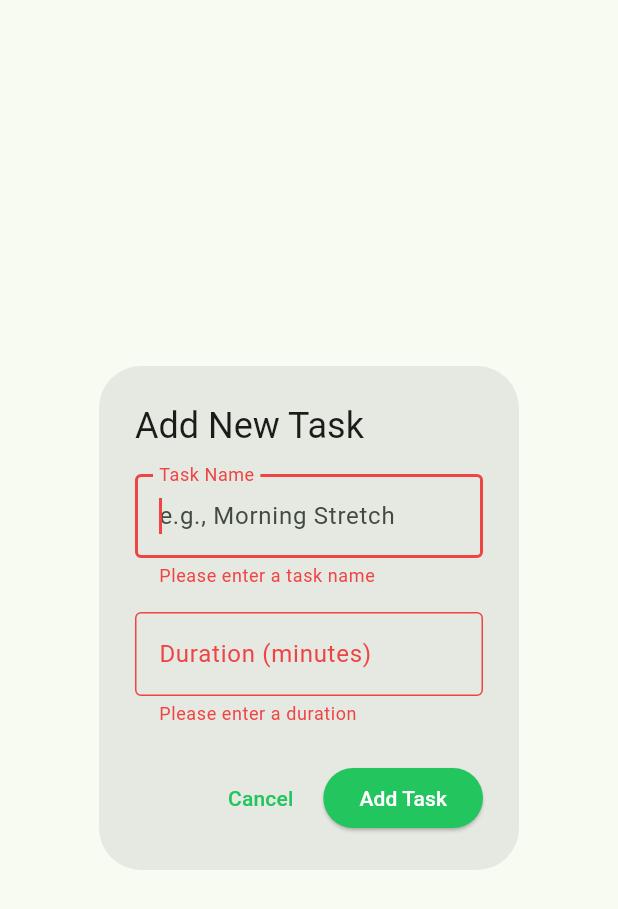
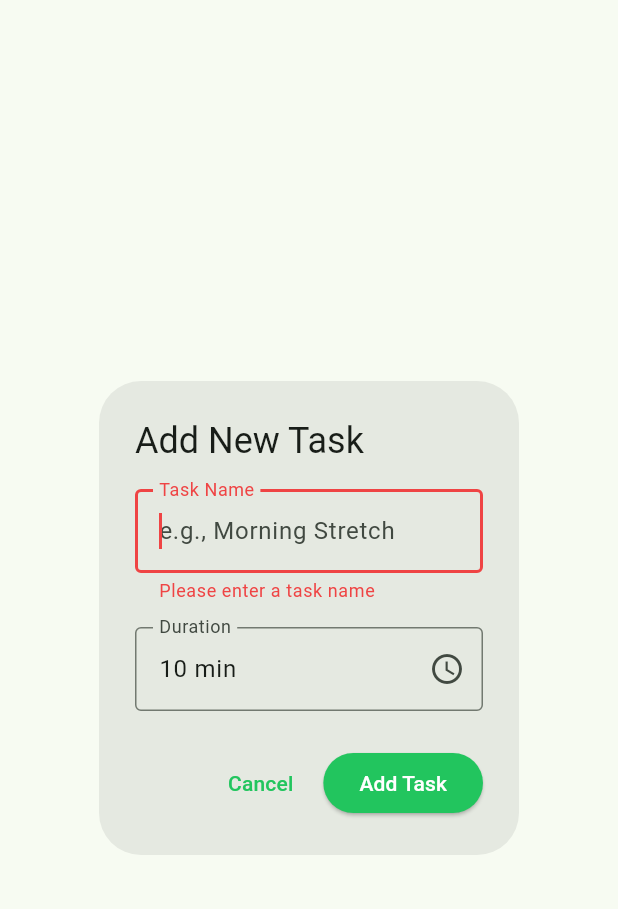
Before and after one commit to tsteward/routine-timer, a Flutter app: the _AddTaskDialog widget shown alone on an empty page, opened directly, after a tap on "Add Task", on a phone screen of 412 x 824 dp. Shown: the top 909 px of the screen. Run offline on Flutter 3.47's test engine with Material 3 defaults, Android fonts, the phone set to English and light mode, and no system bars; our stand-ins replace equatable, flutter_bloc; missing offline and left inert: bloc_dev_tools.

Commit message:
Refactor task duration input to use time picker
Co-authored-by: tsteward0 <tsteward0@gmail.com>

```diff
--- a/lib/src/screens/task_management_screen.dart
+++ b/lib/src/screens/task_management_screen.dart
@@ -397,13 +397,51 @@ class _AddTaskDialog extends StatefulWidget {
 class _AddTaskDialogState extends State<_AddTaskDialog> {
   final _formKey = GlobalKey<FormState>();
   final _nameController = TextEditingController();
-  final _durationController = TextEditingController();
+  TimeOfDay _selectedDuration = const TimeOfDay(hour: 0, minute: 10);
+  String? _durationError;
 
   @override
   void dispose() {
     _nameController.dispose();
-    _durationController.dispose();
     super.dispose();
+  }
+
+  Future<void> _pickDuration() async {
+    final pickedTime = await showTimePicker(
+      context: context,
+      initialTime: _selectedDuration,
+      helpText: 'Select Duration',
+      hourLabelText: 'Hours',
+      minuteLabelText: 'Minutes',
+      builder: (context, child) {
+        return MediaQuery(
+          data: MediaQuery.of(context).copyWith(alwaysUse24HourFormat: true),
+          child: child!,
+        );
+      },
+    );
+
+    if (pickedTime != null) {
+      setState(() {
+        _selectedDuration = pickedTime;
+        _durationError = null;
+      });
+    }
+  }
+
+  String _formatDuration() {
+    final hours = _selectedDuration.hour;
+    final minutes = _selectedDuration.minute;
+    if (hours == 0 && minutes == 0) {
+      return 'Tap to select duration';
+    }
+    if (hours > 0 && minutes > 0) {
+      return '$hours hr $minutes min';
+    } else if (hours > 0) {
+      return '$hours hr';
+    } else {
+      return '$minutes min';
+    }
   }
 
   @override
@@ -433,25 +471,21 @@ class _AddTaskDialogState extends State<_AddTaskDialog> {
               },
             ),
             const SizedBox(height: 16),
-            TextFormField(
-              controller: _durationController,
-              decoration: const InputDecoration(
-                labelText: 'Duration (minutes)',
-                hintText: 'e.g., 10',
-                border: OutlineInputBorder(),
-                suffixText: 'min',
+            InkWell(
+              onTap: _pickDuration,
+              borderRadius: BorderRadius.circular(4),
+              child: InputDecorator(
+                decoration: InputDecoration(
+                  labelText: 'Duration',
+                  border: const OutlineInputBorder(),
+                  errorText: _durationError,
+                  suffixIcon: const Icon(Icons.access_time),
+                ),
+                child: Text(
+                  _formatDuration(),
+                  style: theme.textTheme.bodyLarge,
+                ),
               ),
-              keyboardType: TextInputType.number,
-              validator: (value) {
-                if (value == null || value.trim().isEmpty) {
-                  return 'Please enter a duration';
-                }
-                final minutes = int.tryParse(value.trim());
-                if (minutes == null || minutes <= 0) {
-                  return 'Please enter a valid positive number';
-                }
-                return null;
-              },
             ),
           ],
         ),
@@ -464,9 +498,18 @@ class _AddTaskDialogState extends State<_AddTaskDialog> {
         ElevatedButton(
           onPressed: () {
             if (_formKey.currentState!.validate()) {
+              // Validate that duration is greater than 0
+              final totalMinutes =
+                  _selectedDuration.hour * 60 + _selectedDuration.minute;
+              if (totalMinutes <= 0) {
+                setState(() {
+                  _durationError = 'Please select a duration greater than 0';
+                });
+                return;
+              }
+
               final name = _nameController.text.trim();
-              final minutes = int.parse(_durationController.text.trim());
-              final durationSeconds = minutes * 60;
+              final durationSeconds = totalMinutes * 60;
 
               context.read<RoutineBloc>().add(
                 AddTask(name: name, durationSeconds: durationSeconds),
```
Also changed, not shown: 1 other file.
